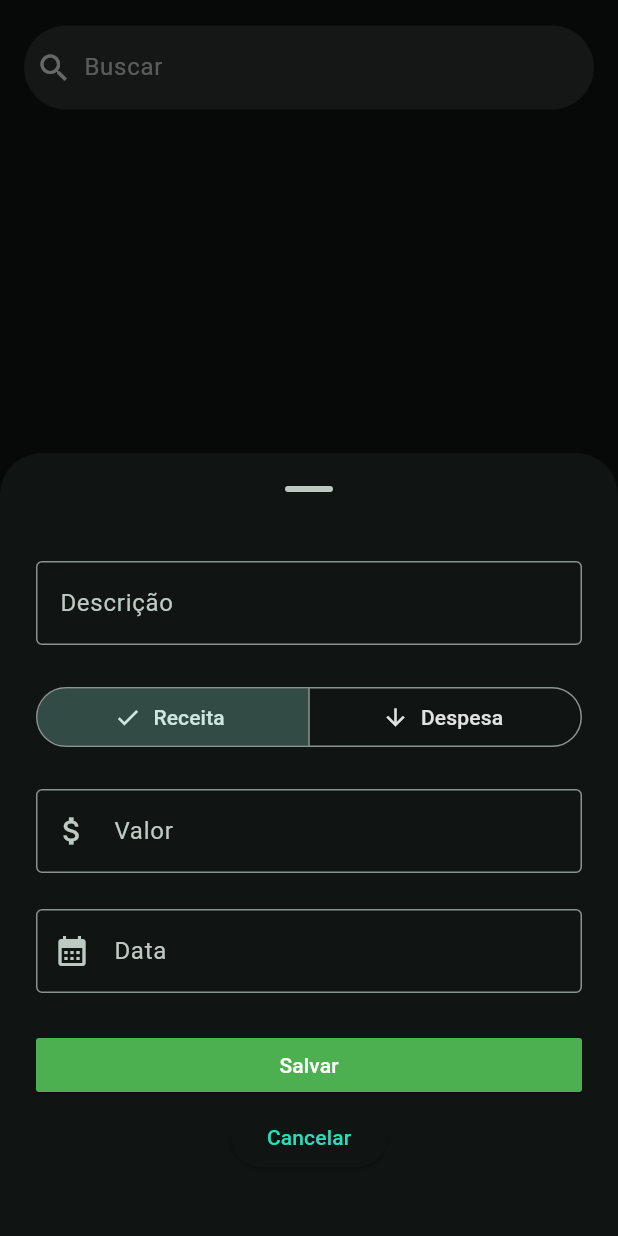
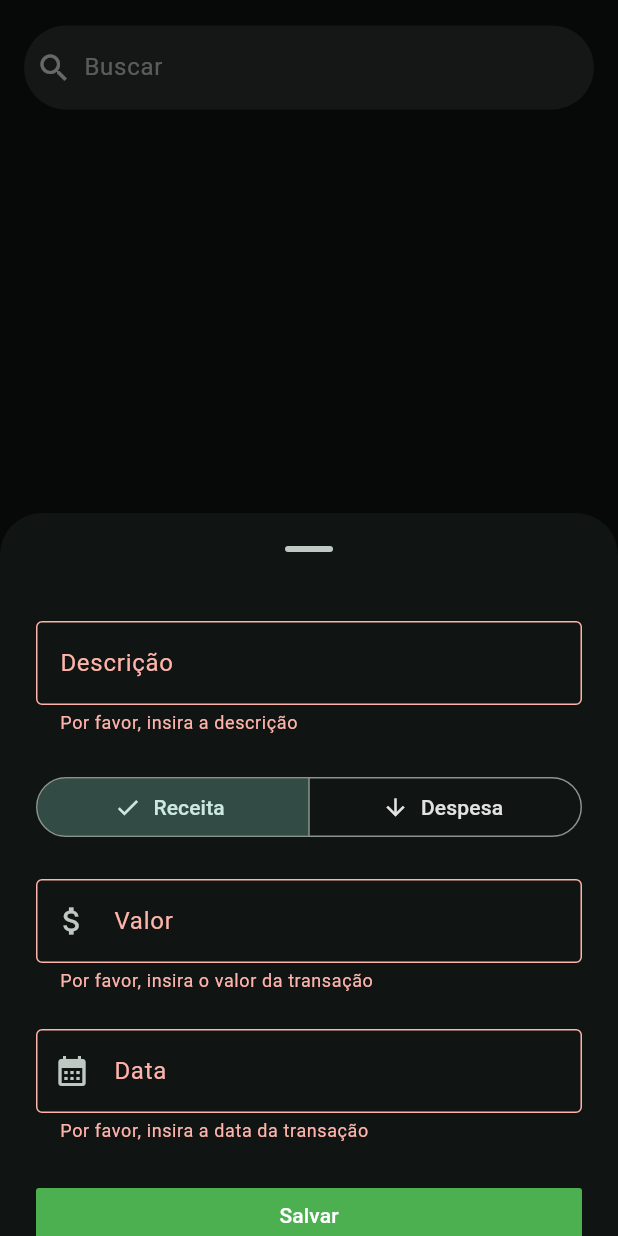
Before and after one commit to AlveZs/money-tracker, a Flutter app: the screen it shows after launch, item 2 of the bottom bar chosen, scrolled down 529 dp, after a tap on "Salvar", on a phone screen of 412 x 824 dp. Run offline on Flutter 3.47's test engine with Material 3 defaults, Android fonts, the phone set to English and light mode, and no system bars; our stand-ins replace fl_chart, material_color_utilities, shared_preferences, skeletonizer.

```diff
--- a/lib/common/widgets/styled_bottom_nav.dart
+++ b/lib/common/widgets/styled_bottom_nav.dart
@@ -26,17 +26,19 @@ class _StyledBottomNavState extends State<StyledBottomNav> {
             bottom: MediaQuery.of(context).viewInsets.bottom,
           ),
           child: SizedBox(
-            height: 450,
+            height: 410,
             child: Center(
+              child: SingleChildScrollView(
                 child: Column(
-                mainAxisAlignment: MainAxisAlignment.start,
+                  mainAxisAlignment: MainAxisAlignment.end,
                   children: <Widget>[
                     const TransactionForm(),
-                  ElevatedButton(
+                    TextButton(
                       child: const Text('Cancelar'),
                       onPressed: () => Navigator.pop(context),
                     ),
                   ],
+                ),
               ),
             ),
           ),
--- a/lib/presentation/home/pages/tx_form.dart
+++ b/lib/presentation/home/pages/tx_form.dart
@@ -26,7 +26,7 @@ class _TransactionFormState extends State<TransactionForm> {
       context: context,
       builder: (BuildContext context) => CupertinoActionSheet(
         actions: [
-          SizedBox(height: 150, child: child),
+          SizedBox(height: 170, child: child),
         ],
         cancelButton: CupertinoActionSheetAction(
           child: const Text('Confirmar'),
@@ -68,6 +68,13 @@ class _TransactionFormState extends State<TransactionForm> {
           crossAxisAlignment: CrossAxisAlignment.stretch,
           children: [
             TextFormField(
+              validator: (value) {
+                if (value == null || value.isEmpty) {
+                  return 'Por favor, insira a descrição';
+                }
+
+                return null;
+              },
               decoration: const InputDecoration(
                 border: OutlineInputBorder(),
                 labelText: 'Descrição',
@@ -97,6 +104,13 @@ class _TransactionFormState extends State<TransactionForm> {
             ),
             const SizedBox(height: 24),
             TextFormField(
+              validator: (value) {
+                if (value == null || value.isEmpty) {
+                  return 'Por favor, insira o valor da transação';
+                }
+
+                return null;
+              },
               decoration: const InputDecoration(
                 border: OutlineInputBorder(),
                 labelText: 'Valor',
@@ -111,6 +125,13 @@ class _TransactionFormState extends State<TransactionForm> {
             ),
             const SizedBox(height: 24),
             TextFormField(
+              validator: (value) {
+                if (value == null || value.isEmpty) {
+                  return 'Por favor, insira a data da transação';
+                }
+
+                return null;
+              },
               readOnly: true,
               controller: _dateCtl,
               decoration: const InputDecoration(
@@ -148,8 +169,33 @@ class _TransactionFormState extends State<TransactionForm> {
                   child: ElevatedButton(
                     style: flatButtonStyle,
                     onPressed: () {
-                      addTx(moneyTxNotifier);
-                      Navigator.pop(context);
+                      if (_txFormKey.currentState!.validate()) {
+                        addTx(moneyTxNotifier).then((result) {
+                          result
+                              ? ScaffoldMessenger.of(context).showSnackBar(
+                                  const SnackBar(
+                                    content: Text('Transação salva com sucesso!'),
+                                  ),
+                                )
+                              : ScaffoldMessenger.of(context).showSnackBar(
+                                  SnackBar(
+                                    backgroundColor:
+                                        Theme.of(context).colorScheme.error,
+                                    content:
+                                        const Text('Erro ao salvar a transação!'),
+                                  ),
+                                );
+                        }).onError((e, _) {
+                          ScaffoldMessenger.of(context).showSnackBar(
+                            SnackBar(
+                              backgroundColor:
+                                  Theme.of(context).colorScheme.error,
+                              content: const Text('Erro ao salvar a transação!'),
+                            ),
+                          );
+                        });
+                        Navigator.pop(context);
+                      }
                     },
                     child: const Text('Salvar'),
                   ),
@@ -177,7 +223,7 @@ class _TransactionFormState extends State<TransactionForm> {
     return DateTime.parse(formattedDateString);
   }
 
-  void addTx(MoneyTxProvider txNotifier) {
+  Future<bool> addTx(MoneyTxProvider txNotifier) async {
     MoneyTx data = MoneyTx(
       id: const Uuid().v4(),
       value: double.parse(_valueCtl.text
@@ -188,6 +234,7 @@ class _TransactionFormState extends State<TransactionForm> {
       description: _descriptionCtl.text,
       isExpense: isExpense,
     );
-    txNotifier.createMoneyTx(data);
+
+    return await txNotifier.createMoneyTx(data);
   }
 }
```
Also changed, not shown: lib/presentation/home/widgets/transactions_list.dart (+30 -3 lines), lib/presentation/provider/money_tx_provider.dart (+8 -5 lines). Lines whose indentation alone changed are shown as unchanged.
